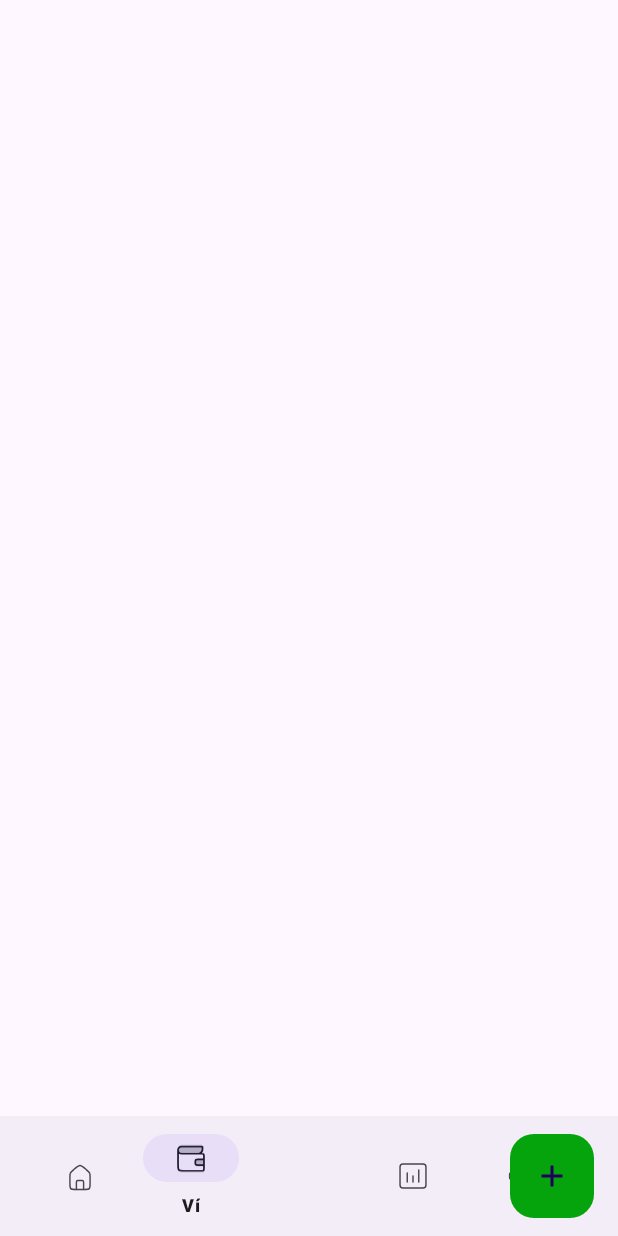
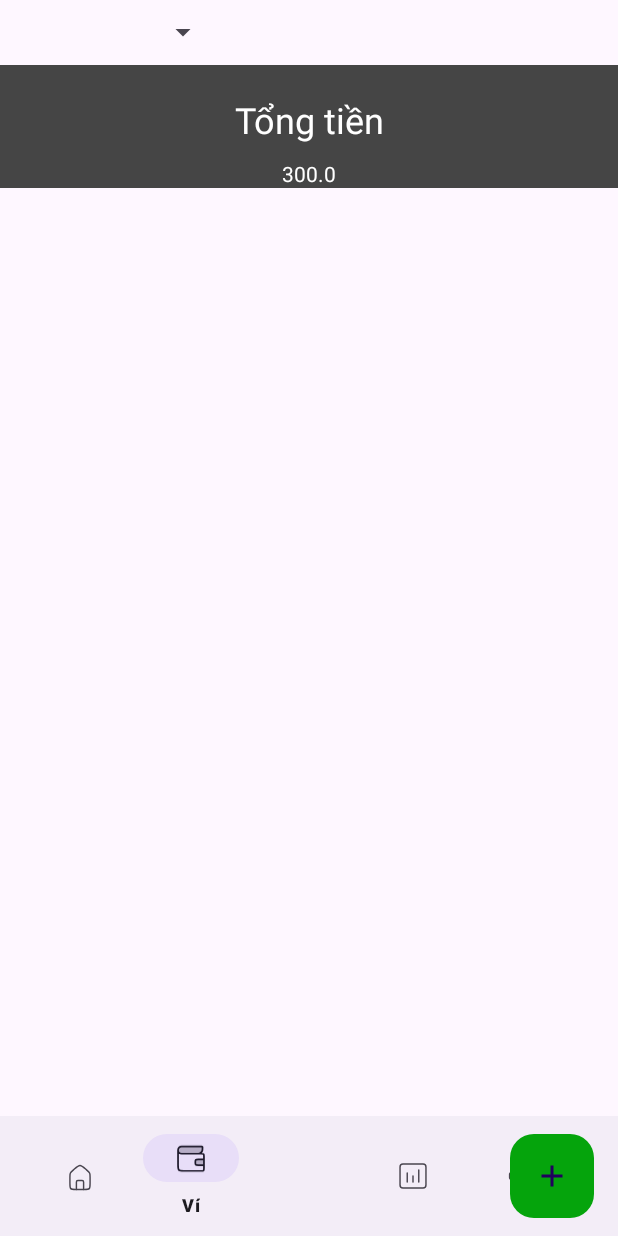
Before and after one commit to trungkhanh2709/QLCT, an Android app: the screen it shows after launch (MainActivity before the commit, ThongKe after it), item 2 of the bottom bar chosen, on a phone screen of 412 x 824 dp. Run offline under Robolectric (Android 15) with nearby library versions, the phone set to English and light mode, and no system bars.

```diff
--- a/Final/app/src/main/AndroidManifest.xml
+++ b/Final/app/src/main/AndroidManifest.xml
@@ -14,7 +14,7 @@
         android:theme="@style/Theme.MyApplication"
         tools:targetApi="31">
         <activity
-            android:name=".MainActivity"
+            android:name=".ThongKe"
             android:exported="true">
             <intent-filter>
                 <action android:name="android.intent.action.MAIN" />
--- a/Final/app/src/main/java/com/example/myapplication/DatabaseHelper.java
+++ b/Final/app/src/main/java/com/example/myapplication/DatabaseHelper.java
@@ -4,9 +4,11 @@ import android.content.Context;
 import android.database.sqlite.SQLiteDatabase;
 import android.database.sqlite.SQLiteOpenHelper;
 
+import java.nio.DoubleBuffer;
+
 public class DatabaseHelper extends SQLiteOpenHelper {
 
-        static final String DATABASE_NAME = "Misa_Database.db";
+        static final String DATABASE_NAME = "Misa_Database1.db";
         static final int DATABASE_VERSION = 1;
         public  DatabaseHelper(Context context){
             super(context, DATABASE_NAME, null, DATABASE_VERSION);
@@ -14,13 +16,14 @@ public class DatabaseHelper extends SQLiteOpenHelper {
 
         @Override
         public void onCreate(SQLiteDatabase db) {
-            db.execSQL("CREATE TABLE Loai_Vi (MaLoaiVi INTEGER PRIMARY KEY, TenLoaiVi TEXT)");
-            db.execSQL("CREATE TABLE Vi (MaVi INTEGER PRIMARY KEY, MaLoaiVi INTEGER REFERENCES Loai_Vi(MaLoaiVi), TenVi TEXT, TienTrongVi REAL)");
-            db.execSQL("CREATE TABLE Account (AccountID INTEGER PRIMARY KEY, UserName TEXT, Email TEXT, Password TEXT, TenNguoiDung TEXT, Avatar TEXT, MaVi INTEGER REFERENCES Vi(MaVi))");
-            db.execSQL("CREATE TABLE LoaiHangMuc (MaLoaiHangMuc INTEGER PRIMARY KEY, TenLoaiHangMuc TEXT)");
-            db.execSQL("CREATE TABLE HangMuc (MaHangMuc INTEGER PRIMARY KEY, MaLoaiGiaoDich INTEGER REFERENCES LoaiHangMuc(MaLoaiHangMuc), TenHangMuc TEXT)");
-            db.execSQL("CREATE TABLE LoaiGiaoDich (MaLoaiGiaoDich INTEGER PRIMARY KEY, TenLoaiGiaoDich TEXT)");
-            db.execSQL("CREATE TABLE GiaoDich (MaGiaoDich INTEGER PRIMARY KEY AUTOINCREMENT, LoaiGiaoDich INTEGER REFERENCES LoaiGiaoDich(MaLoaiGiaoDich), NgayGiaoDich DATETIME, DienGiai TEXT, Sotien REAL, ViGiaoDich INTEGER REFERENCES Vi(MaVi), MaHangMuc INTEGER REFERENCES HangMuc(MaHangMuc))");
+            db.execSQL("CREATE TABLE Loai_Vi (MaLoaiVi INTEGER PRIMARY KEY AUTOINCREMENT, TenLoaiVi TEXT)");
+            db.execSQL("CREATE TABLE Vi (MaVi INTEGER PRIMARY KEY AUTOINCREMENT, MaLoaiVi INTEGER REFERENCES Loai_Vi(MaLoaiVi), TenVi TEXT, TienTrongVi REAL)");
+            db.execSQL("CREATE TABLE Account (AccountID INTEGER PRIMARY KEY AUTOINCREMENT, UserName TEXT, Email TEXT, Password TEXT, TenNguoiDung TEXT, Avatar TEXT, MaVi INTEGER REFERENCES Vi(MaVi))");
+            db.execSQL("CREATE TABLE LoaiHangMuc (MaLoaiHangMuc INTEGER PRIMARY KEY AUTOINCREMENT, TenLoaiHangMuc TEXT)");
+            db.execSQL("CREATE TABLE HangMuc (MaHangMuc INTEGER PRIMARY KEY AUTOINCREMENT, MaLoaiGiaoDich INTEGER REFERENCES LoaiHangMuc(MaLoaiHangMuc), TenHangMuc TEXT)");
+            db.execSQL("CREATE TABLE LoaiGiaoDich (MaLoaiGiaoDich INTEGER PRIMARY KEY AUTOINCREMENT, TenLoaiGiaoDich TEXT)");
+            db.execSQL("CREATE TABLE GiaoDich (MaGiaoDich INTEGER  PRIMARY KEY AUTOINCREMENT, LoaiGiaoDich INTEGER REFERENCES LoaiGiaoDich(MaLoaiGiaoDich), NgayGiaoDich DATETIME, DienGiai TEXT, Sotien REAL, ViGiaoDich INTEGER REFERENCES Vi(MaVi), MaHangMuc INTEGER REFERENCES HangMuc(MaHangMuc))");
+            insertSampleData(db);
         }
 
         @Override
@@ -34,4 +37,41 @@ public class DatabaseHelper extends SQLiteOpenHelper {
             db.execSQL("DROP TABLE IF EXISTS Loai_Vi");
             onCreate(db);
         }
+
+    private void insertSampleData(SQLiteDatabase db) {
+            SQLiteDatabase database = db;
+        // Chèn dữ liệu mẫu vào bảng LoaiHangMuc
+        String querry = "INSERT INTO LoaiHangMuc ( TenLoaiHangMuc) VALUES ( 'Loại hạng mục 1')";
+        database.execSQL(querry);
+         querry = "INSERT INTO LoaiHangMuc ( TenLoaiHangMuc) VALUES ('Loại hạng mục 2')";
+        database.execSQL(querry);
+         querry = "INSERT INTO HangMuc ( MaLoaiGiaoDich, TenHangMuc) VALUES ( 1, 'Hạng mục 1')";
+        database.execSQL(querry);
+         querry = "INSERT INTO HangMuc ( MaLoaiGiaoDich, TenHangMuc) VALUES ( 2, 'Hạng mục 2')";
+        database.execSQL(querry);
+
+         querry = "INSERT INTO Account ( UserName, Email, Password, TenNguoiDung, Avatar, MaVi) VALUES ( 'user1', 'user1@example.com', 'password1', 'Người dùng 1', 'avatar1.png', 1)";
+        database.execSQL(querry);
+         querry = "INSERT INTO Account ( UserName, Email, Password, TenNguoiDung, Avatar, MaVi) VALUES ('user2', 'user2@example.com', 'password2', 'Người dùng 2', 'avatar2.png', 2)";
+        database.execSQL(querry);
+        querry = "INSERT INTO Loai_Vi ( TenLoaiVi) VALUES ( 'Loại ví 1')";
+        database.execSQL(querry);
+        querry = "INSERT INTO Loai_Vi ( TenLoaiVi) VALUES ( 'Loại ví 2')";
+        database.execSQL(querry);
+         querry = "INSERT INTO Vi ( MaLoaiVi, TenVi, TienTrongVi) VALUES ( 1, 'Ví 1', 1000.0)";
+        database.execSQL(querry);
+        querry = "INSERT INTO Vi ( MaLoaiVi, TenVi, TienTrongVi) VALUES ( 2, 'Ví 2', 2000.0)";
+        database.execSQL(querry);
+
+        querry = "INSERT INTO LoaiGiaoDich ( TenLoaiGiaoDich) VALUES ('Loại giao dịch 1')";
+        database.execSQL(querry);
+        querry = "INSERT INTO LoaiGiaoDich ( TenLoaiGiaoDich) VALUES ( 'Loại giao dịch 2')";
+        database.execSQL(querry);
+        querry = "INSERT INTO GiaoDich ( LoaiGiaoDich, NgayGiaoDich, DienGiai, Sotien, ViGiaoDich, MaHangMuc) VALUES ( 1, '2023-07-01', 'Giao dịch 1', 100.0, 1, 1)";
+        database.execSQL(querry);
+        querry = "INSERT INTO GiaoDich ( LoaiGiaoDich, NgayGiaoDich, DienGiai, Sotien, ViGiaoDich, MaHangMuc) VALUES ( 2, '2023-07-02', 'Giao dịch 2', 200.0, 2, 2)";
+        database.execSQL(querry);
+
     }
+
+}
--- a/Final/app/src/main/java/com/example/myapplication/MainActivity.java
+++ /dev/null
@@ -1,27 +0,0 @@
-package com.example.myapplication;
-
-import androidx.appcompat.app.AppCompatActivity;
-
-import android.database.sqlite.SQLiteDatabase;
-import android.os.Bundle;
-
-public class MainActivity extends AppCompatActivity {
-    SQLiteDatabase database;
-    @Override
-    protected void onCreate(Bundle savedInstanceState) {
-        super.onCreate(savedInstanceState);
-
-        setContentView(R.layout.activity_main);
-        DatabaseHelper databaseHelper = new DatabaseHelper(this);
-        database = databaseHelper.getWritableDatabase();
-    }
-    @Override
-    protected void onDestroy() {
-        super.onDestroy();
-
-        // Đóng kết nối với cơ sở dữ liệu khi không cần sử dụng nữa
-        if (database != null) {
-            database.close();
-        }
-    }
-}
--- /dev/null
+++ b/Final/app/src/main/java/com/example/myapplication/ThongKe.java
@@ -0,0 +1,52 @@
+package com.example.myapplication;
+
+import androidx.appcompat.app.AppCompatActivity;
+
+import android.database.Cursor;
+import android.database.sqlite.SQLiteDatabase;
+import android.os.Bundle;
+import android.widget.TextView;
+
+import java.math.BigDecimal;
+
+public class ThongKe extends AppCompatActivity {
+    SQLiteDatabase database;
+    TextView txtTongSoTien;
+    @Override
+    protected void onCreate(Bundle savedInstanceState) {
+        super.onCreate(savedInstanceState);
+
+        setContentView(R.layout.layout_thong_ke);
+        DatabaseHelper databaseHelper = new DatabaseHelper(this);
+        database = databaseHelper.getWritableDatabase();
+        BigDecimal tongSoTien = getTongSoTien(database);
+        AddControl();
+        txtTongSoTien.setText(tongSoTien.toString());
+    }
+    private BigDecimal getTongSoTien(SQLiteDatabase database){
+        String querry = "SELECT SUM(Sotien) FROM GiaoDich";
+        Cursor cursor = database.rawQuery(querry, null);
+        BigDecimal tongSoTien = BigDecimal.ZERO;
+        if (cursor.moveToFirst()){
+            double sum = cursor.getDouble(0);
+            tongSoTien = BigDecimal.valueOf(sum);
+        }
+        cursor.close();
+        return tongSoTien;
+    }
+    @Override
+    protected void onDestroy() {
+        super.onDestroy();
+
+        // Đóng kết nối với cơ sở dữ liệu khi không cần sử dụng nữa
+        if (database != null) {
+            database.close();
+        }
+    }
+    private void AddEvent(){
+
+    }
+    private void AddControl(){
+        txtTongSoTien = (TextView) findViewById(R.id.txtTongSoTien);
+    }
+}
--- a/Final/app/src/main/res/layout/activity_main.xml
+++ b/Final/app/src/main/res/layout/layout_thong_ke.xml
@@ -4,7 +4,7 @@
     xmlns:tools="http://schemas.android.com/tools"
     android:layout_width="match_parent"
     android:layout_height="match_parent"
-    tools:context=".MainActivity">
+    tools:context=".ThongKe">
 
     <com.google.android.material.bottomappbar.BottomAppBar
         android:layout_width="match_parent"
@@ -37,5 +37,49 @@
 
         />
 
+    <LinearLayout
+        android:layout_width="match_parent"
+        android:layout_height="match_parent"
+        android:gravity="center_horizontal"
+        android:orientation="vertical">
+
+        <LinearLayout
+            android:layout_width="match_parent"
+            android:layout_height="wrap_content"
+            android:orientation="horizontal">
+
+            <Spinner
+                android:id="@+id/spinner"
+                android:layout_width="146dp"
+                android:layout_height="43dp" />
+        </LinearLayout>
+
+        <LinearLayout
+            android:layout_width="match_parent"
+            android:layout_height="wrap_content"
+            android:background="#454545"
+            android:orientation="vertical">
+
+            <TextView
+                android:id="@+id/textView"
+                android:layout_width="match_parent"
+                android:layout_height="wrap_content"
+                android:layout_marginTop="20dp"
+                android:gravity="center"
+                android:text="Tổng tiền"
+                android:textColor="#FFFFFF"
+                android:textSize="24sp" />
+
+            <TextView
+                android:id="@+id/txtTongSoTien"
+                android:layout_width="match_parent"
+                android:layout_height="wrap_content"
+                android:layout_marginTop="10dp"
+                android:gravity="center"
+                android:text="TextView"
+                android:textColor="#FFFFFF" />
+        </LinearLayout>
+    </LinearLayout>
+
 
 </androidx.coordinatorlayout.widget.CoordinatorLayout>
```
